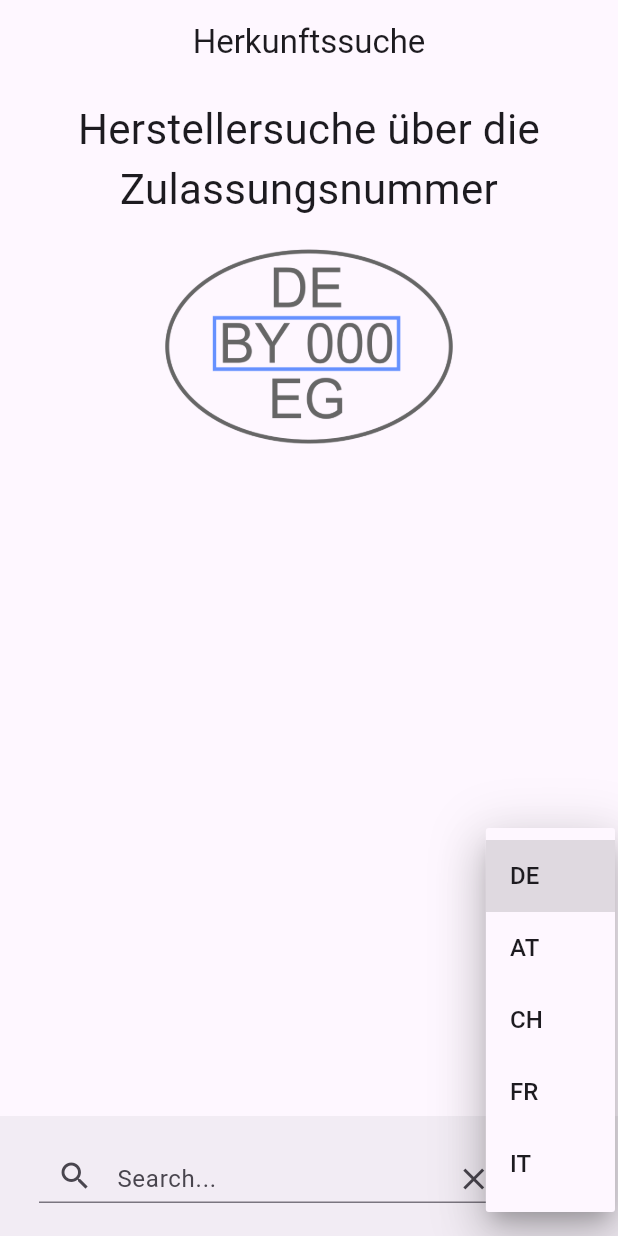
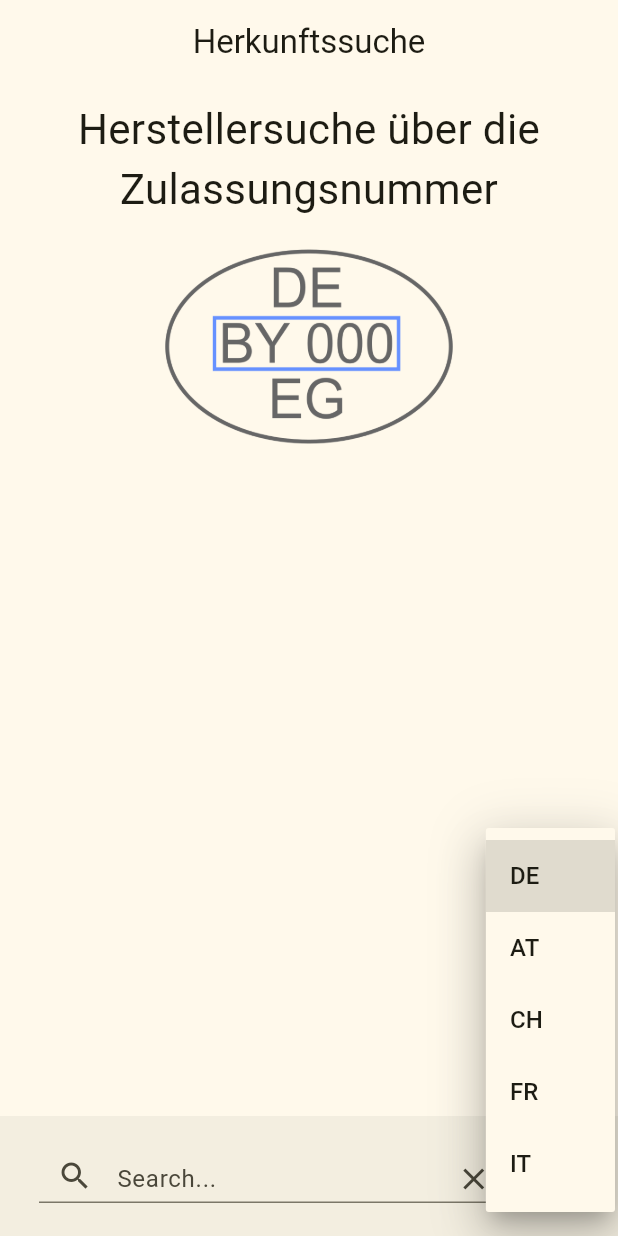
Before and after one commit to rokozeit/herkunft, a Flutter app: the screen it shows after launch, after a tap on "DE", on a phone screen of 412 x 824 dp. Run offline on Flutter 3.47's test engine with Material 2 defaults, Android fonts, the phone set to English and light mode, and no system bars; our stand-ins replace sqflite_common, sqflite_common_ffi; missing offline and left inert: maps_launcher, window_manager; accounts and stored records are empty.

Commit message:
fixed some issues and added windows support, fixed some db duplicates and errors

```diff
--- a/lib/main.dart
+++ b/lib/main.dart
@@ -1,8 +1,18 @@
 import 'package:flutter/material.dart';
+import 'package:window_manager/window_manager.dart';
+import 'search_page.dart';
+import 'dart:io' as io;
 
-import 'search_page.dart';
+void main() async {
+  if (io.Platform.isWindows || io.Platform.isLinux) {
+    WidgetsFlutterBinding.ensureInitialized();
+    await windowManager.ensureInitialized();
+    WindowManager.instance.setMinimumSize(const Size(400, 600));
+    WindowManager.instance.setTitle("Lebensmittelherkunft");
+    WindowManager.instance.setSize(const Size(400, 600));
+    // WindowManager.instance.setMaximumSize(const Size(800, 1200));
+  }
 
-void main() {
   runApp(const MyApp());
 }
 
@@ -13,9 +23,9 @@ class MyApp extends StatelessWidget {
   @override
   Widget build(BuildContext context) {
     return MaterialApp(
-      title: 'EUCode',
+      title: 'Lebensmittelherkunft',
       theme: ThemeData(
-        colorScheme: ColorScheme.fromSeed(seedColor: Colors.deepPurple),
+        colorScheme: ColorScheme.fromSeed(seedColor: Colors.yellow),
         useMaterial3: true,
       ),
       home: const SearchPage(),
```
Also changed, not shown: lib/company_details.dart (+13 -7 lines), lib/db_helper.dart (+41 -39 lines), lib/search_page.dart (+1 -39 lines), pubspec.yaml (+7 -1 lines), 4 other files.
